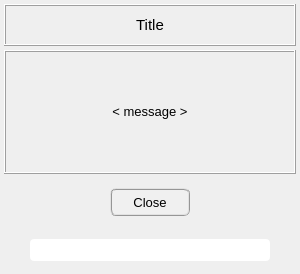
The window that pulse/interface/ui_files/messages/print_message.ui (open-pulse/OpenPulse) describes before a commit, drawn with Qt 5.
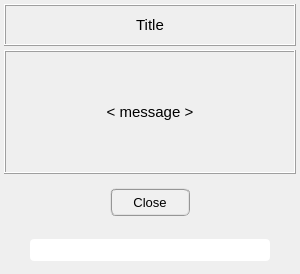
The same window after the commit.

What changed in the file:
```diff
--- a/pulse/interface/ui_files/messages/print_message.ui
+++ b/pulse/interface/ui_files/messages/print_message.ui
@@ -169,6 +169,11 @@
           <height>500</height>
          </size>
         </property>
+        <property name="font">
+         <font>
+          <pointsize>11</pointsize>
+         </font>
+        </property>
         <property name="frameShape">
          <enum>QFrame::NoFrame</enum>
         </property>
```
